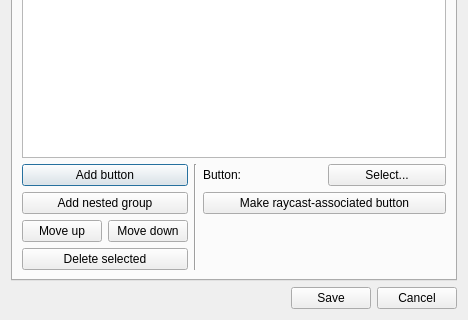
First picture: the form in native/src/DovahKit/ui/options_window/worldinput_bind_editor.ui, repository DavidJCobb/DovahKit, before the edit; both pictures show x 0 to 468 and y 146 to 466 of the 468 by 466 pixel window.
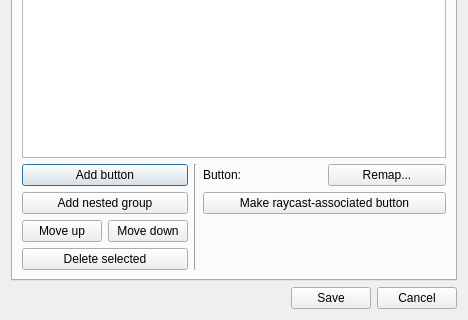
Second picture: the form after the edit. The open tabs and pages were chosen to show the change.

Diff of the .ui file:
```diff
--- a/native/src/DovahKit/ui/options_window/worldinput_bind_editor.ui
+++ b/native/src/DovahKit/ui/options_window/worldinput_bind_editor.ui
@@ -315,7 +315,7 @@
               <item row="0" column="1">
                <widget class="QPushButton" name="inputSeqButtonRemap">
                 <property name="text">
-                 <string>Select...</string>
+                 <string>Remap...</string>
                 </property>
                </widget>
               </item>
```
Left out of the diff: 4 changed lines with no effect on the pictures.
